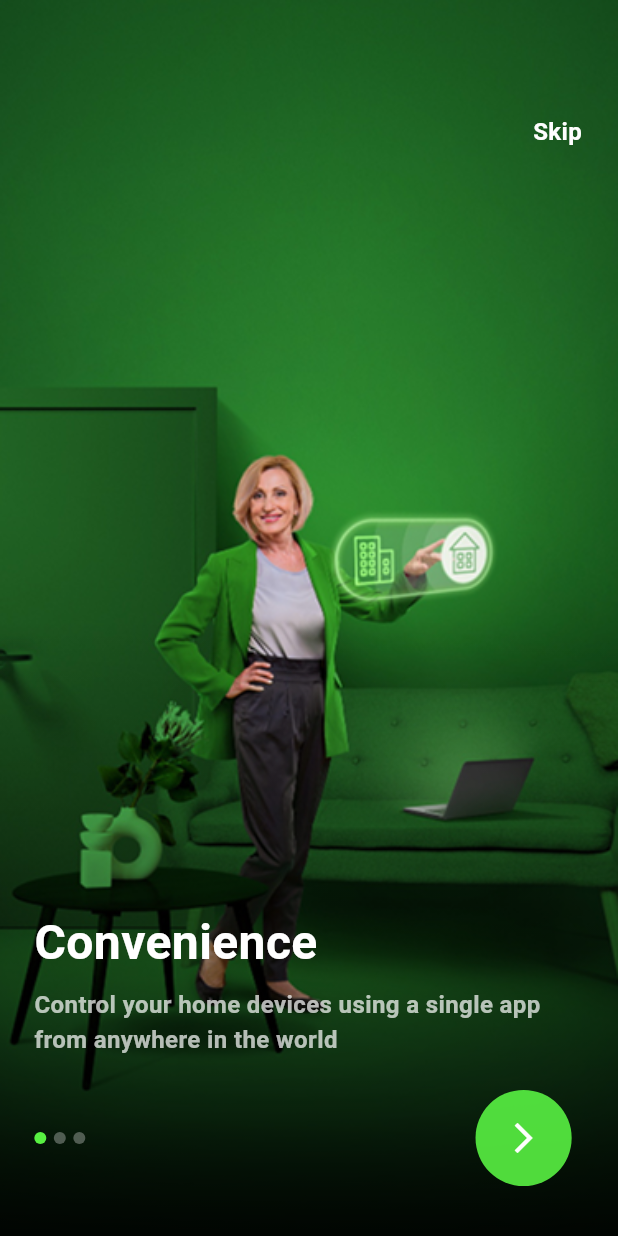
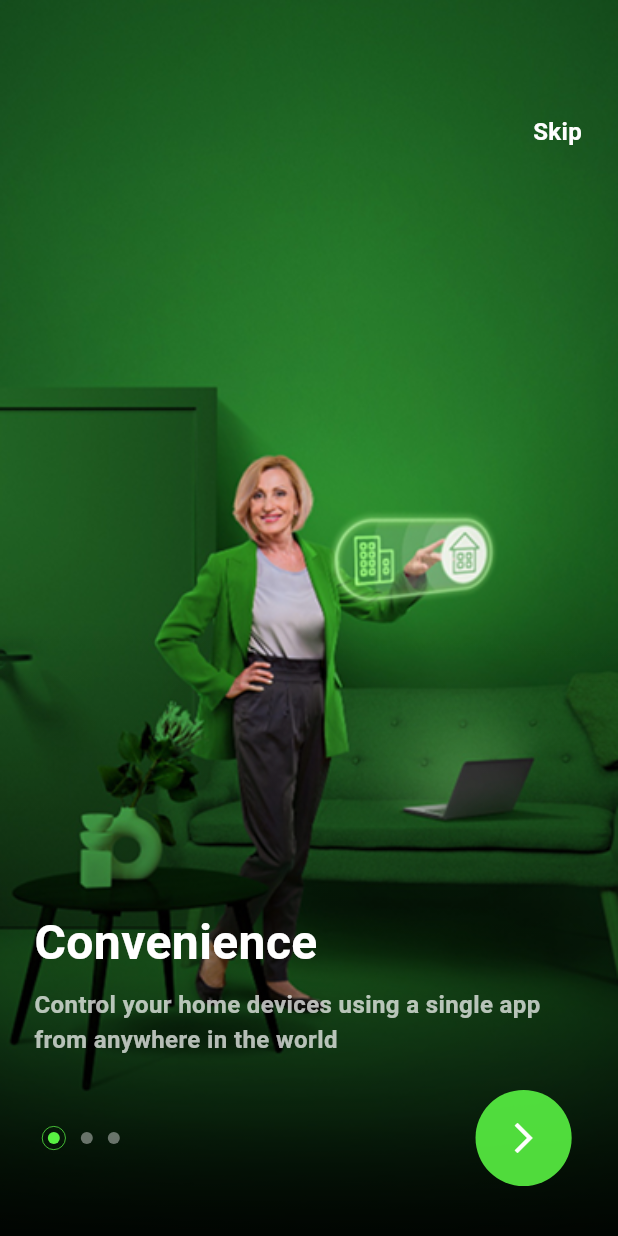
Before and after one commit to ziadmagdy109/Smart_Home, a Flutter app: the screen it shows after launch, on a phone screen of 412 x 824 dp. Run offline on Flutter 3.47's test engine with Material 3 defaults, Android fonts, the phone set to English and light mode, and no system bars; drawn by our look-alikes of smooth_page_indicator; our stand-ins replace flutter_screenutil.

Commit message:
finish onboarding

```diff
--- a/lib/features/onBoarding/presentation/views/on_boarding_view.dart
+++ b/lib/features/onBoarding/presentation/views/on_boarding_view.dart
@@ -6,7 +6,6 @@ import 'package:smart_home/core/utils/app_text_styles.dart';
 import 'package:smart_home/features/onBoarding/presentation/views/first_on_boarding_view.dart';
 import 'package:smart_home/features/onBoarding/presentation/views/second_on_boarding_view.dart';
 import 'package:smart_home/features/onBoarding/presentation/views/third_on_boarding_view.dart';
-import 'package:smooth_page_indicator/smooth_page_indicator.dart';
 
 class OnBoardingView extends StatefulWidget {
   const OnBoardingView({super.key});
@@ -56,17 +55,43 @@ class _OnBoardingViewState extends State<OnBoardingView> {
                 mainAxisAlignment: MainAxisAlignment.center,
                 children: [
                   //  Indicators
-                  SmoothPageIndicator(
-                    controller: _pageController,
-                    count: pages.length,
-                    effect: WormEffect(
-                      strokeWidth: 3,
-                      dotHeight: 8,
-                      dotWidth: 8,
-                      spacing: 5,
-                      activeDotColor: AppColors.myGreen,
-                      dotColor: AppColors.myWhite.withOpacity(0.3),
-                    ),
+                  Row(
+                    mainAxisAlignment: MainAxisAlignment.center,
+                    children: List.generate(pages.length, (index) {
+                      final bool isActive = index == currentIndex;
+                      return AnimatedContainer(
+                        duration: const Duration(milliseconds: 300),
+                        margin: const EdgeInsets.symmetric(horizontal: 5),
+                        width: isActive ? 16 : 8,
+                        height: isActive ? 16 : 8,
+                        child: isActive
+                            ? Container(
+                                decoration: BoxDecoration(
+                                  shape: BoxShape.circle,
+                                  border: Border.all(
+                                    color: AppColors.myGreen,
+                                    width: 0.5,
+                                  ),
+                                ),
+                                child: Center(
+                                  child: Container(
+                                    width: 8,
+                                    height: 8,
+                                    decoration: const BoxDecoration(
+                                      color: AppColors.myGreen,
+                                      shape: BoxShape.circle,
+                                    ),
+                                  ),
+                                ),
+                              )
+                            : Container(
+                                decoration: BoxDecoration(
+                                  color: AppColors.myWhite.withOpacity(0.4),
+                                  shape: BoxShape.circle,
+                                ),
+                              ),
+                      );
+                    }),
                   ),
                   Spacer(),
                   // The circle behind indicator
```
